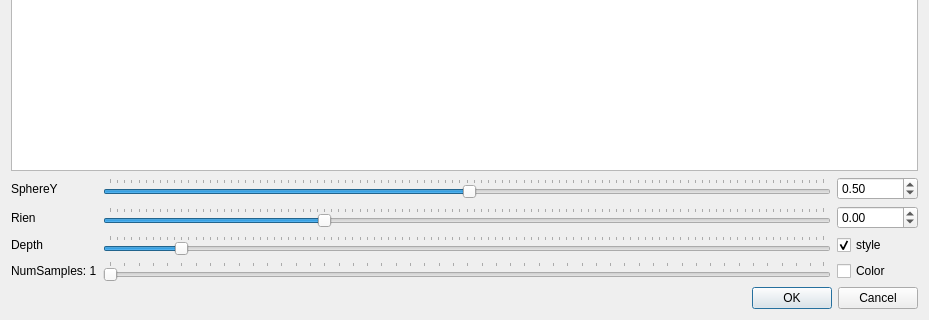
Before: the Qt Designer form rayview.ui in joblobob/ray, drawn with Qt 5; both pictures show x 0 to 929 and y 318 to 638 of the 929 by 638 pixel window.
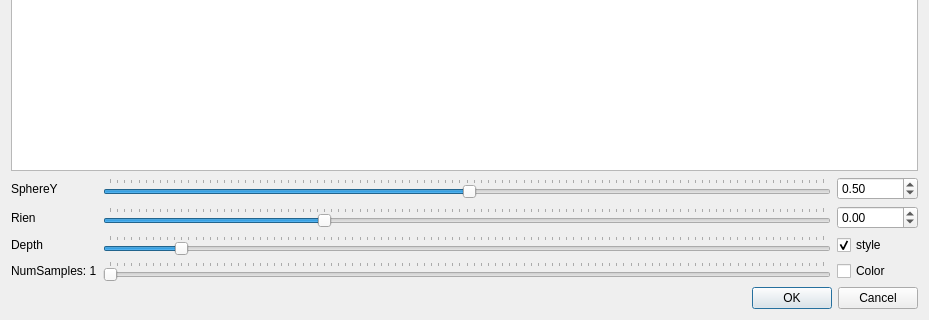
After: the same form once the commit is applied.

Commit message: feature: cppnorth at 10000 samples!

Diff of the .ui file:
```diff
--- a/rayview.ui
+++ b/rayview.ui
@@ -56,7 +56,7 @@
         <number>1</number>
        </property>
        <property name="maximum">
-        <number>500</number>
+        <number>10000</number>
        </property>
        <property name="pageStep">
         <number>1</number>
@@ -71,7 +71,7 @@
         <enum>QSlider::TicksAbove</enum>
        </property>
        <property name="tickInterval">
-        <number>10</number>
+        <number>100</number>
        </property>
       </widget>
      </item>
```
The commit also changes 2 other files.
